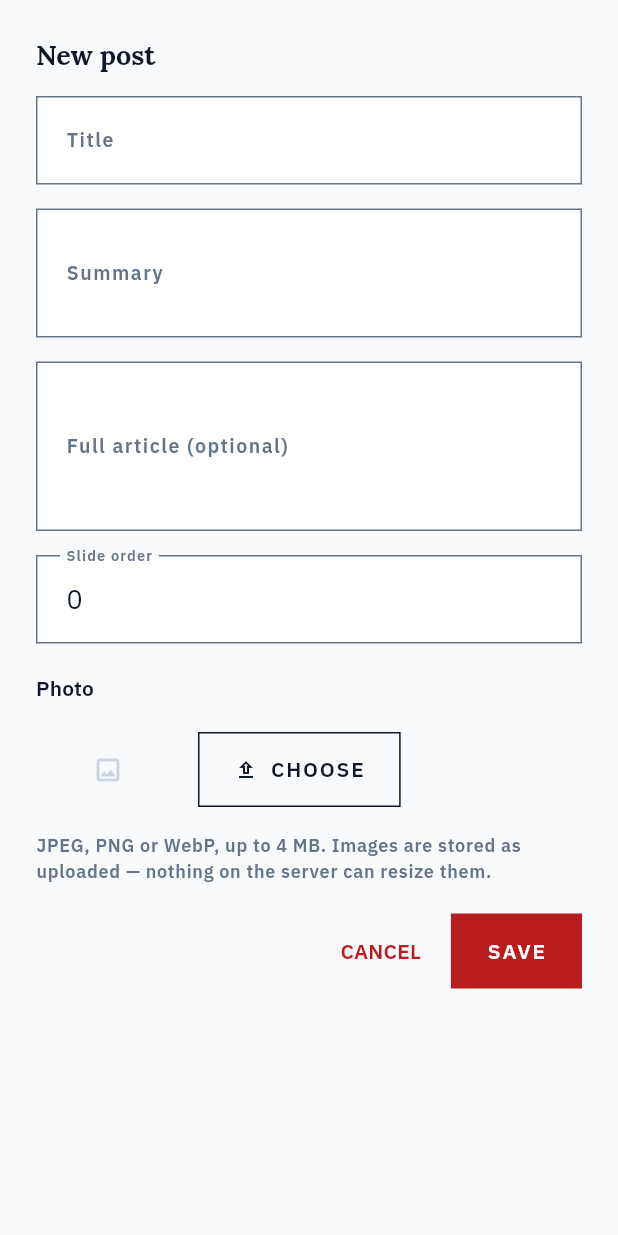
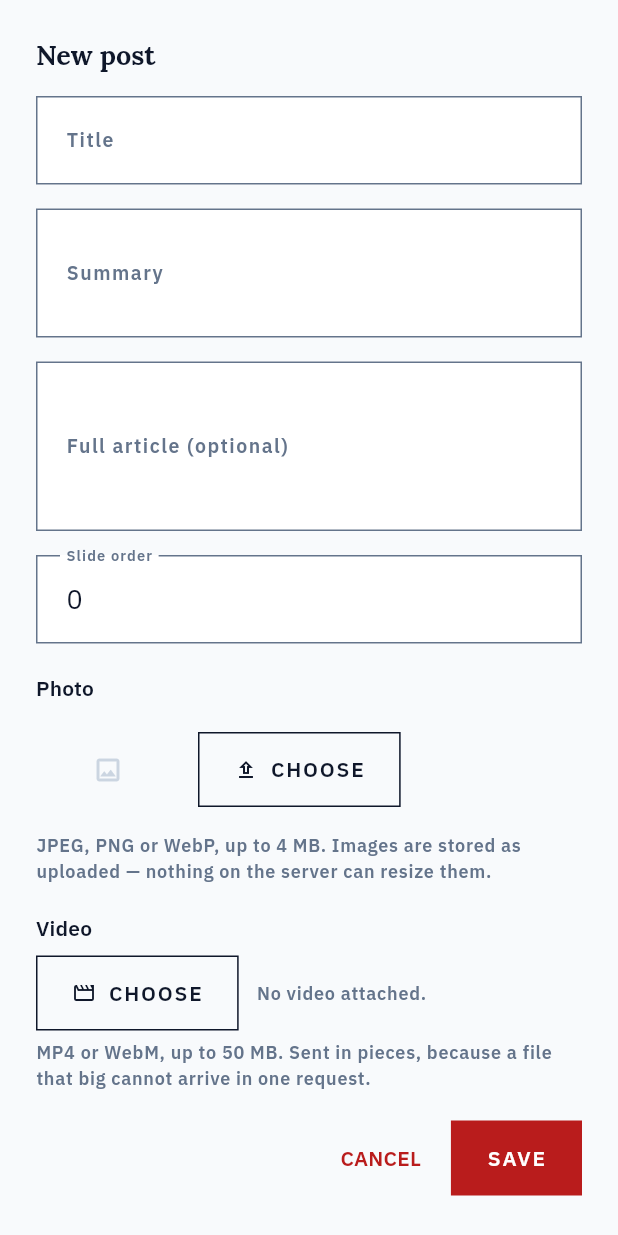
Before and after one commit to mhdvery94-web/DeepCT-Dev, a Flutter app: the _PostEditor widget shown alone on an empty page, opened directly, on a phone screen of 412 x 824 dp. Run offline on Flutter 3.47's test engine with Material 3 defaults, Android fonts, the phone set to English and light mode, and no system bars; our stand-ins replace csv, dio, file_picker, flutter_secure_storage, google_fonts, video_player and 1 more; missing offline and left inert: dart:js_interop; accounts and stored records are empty; network calls fail.

Commit message:
Let an administrator attach a video to a post
The chunk loop is copied from ResearcherTrainingService rather than
simplified: it retries a failed chunk three times with a growing pause and
re-syncs the offset with the server in between, because a request that
failed may still have landed and re-sending from a stale offset earns a 409.
The plan sketched a plain while loop; that would have dropped all of it.

This is the third copy of that shape, after PredictionService and
ResearcherTrainingService. ROADMAP already records the first two as worth
unifying. Doing it here would mix unifying with adding a third caller in one
commit range, so the debt is taken knowingly and written down instead.

The video is uploaded after the post is saved, not with it: a new post has no
id until it exists, and the video attaches to an id.

FileType.any with the name checked in Dart, never FileType.custom — the
extension list means three different things across desktop, Android and
mobile web, and on mobile web a file reported as application/octet-stream
greys out and cannot be picked at all.

Size is checked client-side as well as on the server, so nobody spends
minutes uploading something that will be refused at the end.

Co-Authored-By: Claude Opus 5 <noreply@anthropic.com>

```diff
--- a/fe/lib/screens/admin/news_management_screen.dart
+++ b/fe/lib/screens/admin/news_management_screen.dart
@@ -431,6 +431,13 @@ class _PostEditorState extends State<_PostEditor> {
 
   Uint8List? _imageBytes;
   String? _imageName;
+
+  Uint8List? _videoBytes;
+  String? _videoName;
+
+  /// 0..1 while a video is going up, null when none is. A 50 MB upload over
+  /// a tunnel is slow enough that silence reads as a hang.
+  double? _videoProgress;
   bool _removeImage = false;
 
   bool _saving = false;
@@ -487,6 +494,40 @@ class _PostEditorState extends State<_PostEditor> {
     });
   }
 
+  Future<void> _pickVideo() async {
+    // FileType.any, never FileType.custom: an extension list means three
+    // different things across desktop, Android and mobile web, and on mobile
+    // web a file reported as application/octet-stream simply greys out and
+    // cannot be selected. The name is checked below instead.
+    final result = await FilePicker.pickFiles(
+      type: FileType.any,
+      withData: true,
+    );
+
+    final file = result?.files.firstOrNull;
+    if (file?.bytes == null) return;
+
+    if (!mounted) return;
+
+    if (!hasExtension(file!.name, const ['mp4', 'webm'])) {
+      setState(() => _error = 'Choose an MP4 or WebM video.');
+      return;
+    }
+
+    // Checked here as well as server-side, so nobody spends minutes uploading
+    // something that will be refused at the end.
+    if (file.bytes!.length > 50 * 1024 * 1024) {
+      setState(() => _error = 'That video is larger than 50 MB.');
+      return;
+    }
+
+    setState(() {
+      _videoBytes = file.bytes;
+      _videoName = file.name;
+      _error = null;
+    });
+  }
+
   Future<void> _save() async {
     if (!(_formKey.currentState?.validate() ?? false)) return;
 
@@ -496,7 +537,7 @@ class _PostEditorState extends State<_PostEditor> {
     });
 
     try {
-      await _service.save(
+      final saved = await _service.save(
         id: widget.post?.id,
         title: _title.text.trim(),
         summary: _summary.text.trim(),
@@ -507,12 +548,26 @@ class _PostEditorState extends State<_PostEditor> {
         removeImage: _removeImage,
       );
 
+      // After the post, not with it: a new post has no id until it is saved,
+      // and the video is attached to an id.
+      if (_videoBytes != null) {
+        await _service.uploadVideo(
+          postId: saved.id,
+          bytes: _videoBytes!,
+          filename: _videoName ?? 'video.mp4',
+          onProgress: (p) {
+            if (mounted) setState(() => _videoProgress = p);
+          },
+        );
+      }
+
       if (!mounted) return;
       Navigator.pop(context, true);
     } on ApiException catch (e) {
       if (!mounted) return;
       setState(() {
         _saving = false;
+        _videoProgress = null;
         _error = e.message;
       });
     }
@@ -581,6 +636,8 @@ class _PostEditorState extends State<_PostEditor> {
                 const SizedBox(height: 20),
 
                 _buildImagePicker(context),
+                const SizedBox(height: 20),
+                _buildVideoPicker(context),
 
                 if (_error != null) ...[
                   const SizedBox(height: 16),
@@ -693,4 +750,55 @@ class _PostEditorState extends State<_PostEditor> {
       ],
     );
   }
+
+  Widget _buildVideoPicker(BuildContext context) {
+    final chosen = _videoBytes != null;
+    final existing = widget.post?.hasVideo ?? false;
+
+    return Column(
+      crossAxisAlignment: CrossAxisAlignment.start,
+      children: [
+        Text('Video', style: Theme.of(context).textTheme.labelLarge),
+        const SizedBox(height: 8),
+        Row(
+          children: [
+            OutlinedButton.icon(
+              onPressed: _saving ? null : _pickVideo,
+              icon: const Icon(Icons.movie_outlined, size: 16),
+              label: Text(chosen || existing ? 'REPLACE' : 'CHOOSE'),
+            ),
+            const SizedBox(width: 12),
+            Expanded(
+              child: Text(
+                chosen
+                    ? _videoName!
+                    : (existing
+                          ? 'A video is already attached.'
+                          : 'No video attached.'),
+                style: Theme.of(context).textTheme.labelSmall,
+                overflow: TextOverflow.ellipsis,
+              ),
+            ),
+          ],
+        ),
+        // Shown only while bytes are moving. 50 MB over a tunnel is slow
+        // enough that silence reads as a hang.
+        if (_videoProgress != null) ...[
+          const SizedBox(height: 8),
+          LinearProgressIndicator(value: _videoProgress),
+          const SizedBox(height: 4),
+          Text(
+            'Uploading video ${(_videoProgress! * 100).toStringAsFixed(0)}%',
+            style: Theme.of(context).textTheme.labelSmall,
+          ),
+        ],
+        const SizedBox(height: 6),
+        Text(
+          'MP4 or WebM, up to 50 MB. Sent in pieces, because a file that big '
+          'cannot arrive in one request.',
+          style: Theme.of(context).textTheme.labelSmall,
+        ),
+      ],
+    );
+  }
 }
```
Also changed, not shown: fe/lib/services/news_service.dart (+107 -0 lines).
